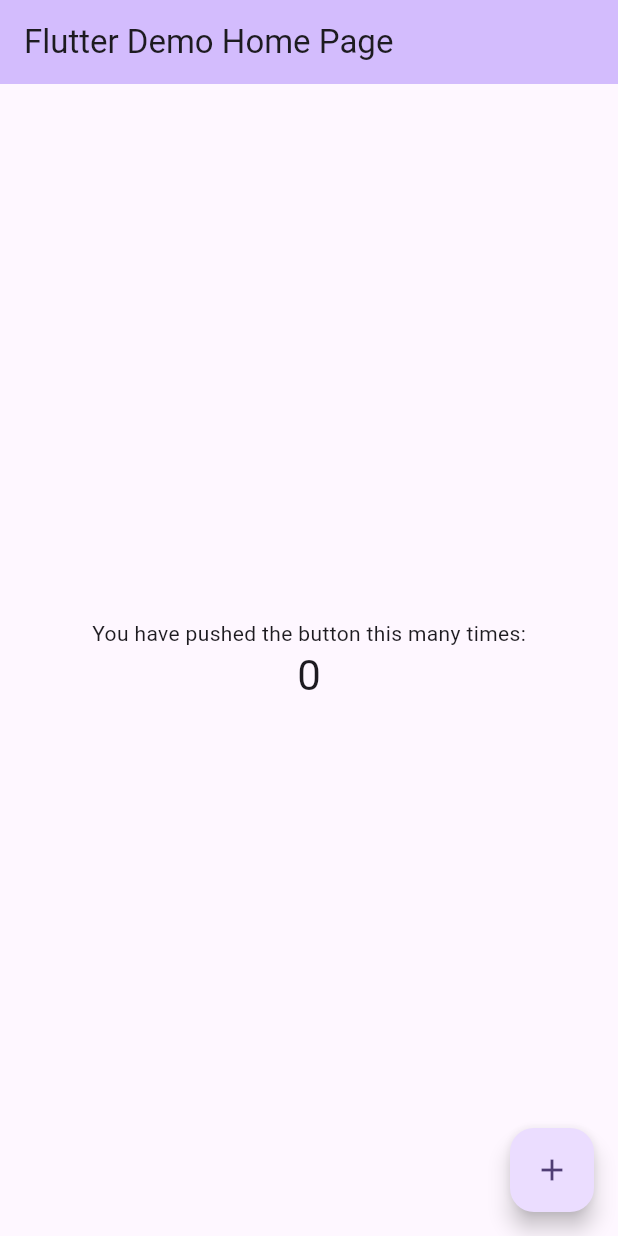
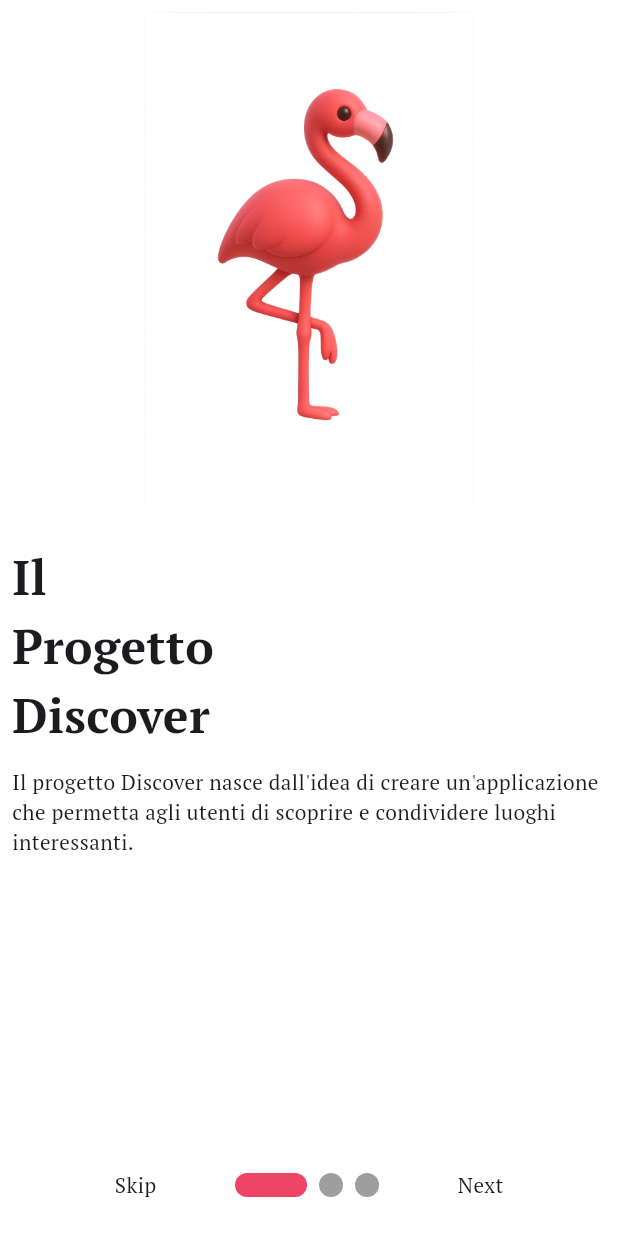
Before and after one commit to AlexTesta00/Discover, a Flutter app: the screen it shows after launch, on a phone screen of 412 x 824 dp. Run offline on Flutter 3.47's test engine with Material 3 defaults, Android fonts, the phone set to English and light mode, and no system bars; drawn by our look-alikes of smooth_page_indicator; our stand-ins replace google_fonts, shared_preferences.

Commit message:
fead: added onboarding page

```diff
--- /dev/null
+++ b/lib/features/onboarding/presentation/pages/onboarding_screen.dart
@@ -0,0 +1,109 @@
+import 'package:discover/config/themes/app_theme.dart';
+import 'package:discover/features/authentication/presentation/pages/authentication_page.dart';
+import 'package:discover/features/onboarding/presentation/widgets/onboarding_builder.dart';
+import 'package:discover/features/onboarding/presentation/widgets/second_intro_page.dart';
+import 'package:discover/features/onboarding/presentation/widgets/third_intro_page.dart';
+import 'package:flutter/material.dart';
+import 'package:shared_preferences/shared_preferences.dart';
+import 'package:smooth_page_indicator/smooth_page_indicator.dart';
+
+class OnBoardingScreen extends StatefulWidget {
+  const OnBoardingScreen({super.key});
+
+  @override
+  State<OnBoardingScreen> createState() => _OnBoardingScreenState();
+}
+
+class _OnBoardingScreenState extends State<OnBoardingScreen> {
+
+  final PageController _controller = PageController();
+  static const _numberOfPages = 3;
+  bool _onLastPage = false;
+
+  @override
+  void dispose() {
+    _controller.dispose();
+    super.dispose();
+  }
+
+  @override
+  Widget build(BuildContext context) {
+    return Scaffold(
+      body: Stack(
+        children: [
+          PageView(
+            controller: _controller,
+            onPageChanged: (index) => {
+              setState(() {
+                _onLastPage = (index == _numberOfPages - 1);
+              })
+            },
+            children: [
+              OnboardingBuilder(
+                title: 'Il\nProgetto\nDiscover',
+                description: 'Il progetto Discover nasce dall\'idea di creare un\'applicazione che permetta agli utenti di scoprire e condividere luoghi interessanti.',
+                imagePath: 'assets/images/fenicottero_3d.png',
+              ),
+              OnboardingBuilder(
+                title: 'Ricerca\nSviluppo\nSostenibilità',
+                description: 'Il progetto discover nasce dall’esigenza di fare qualcosa, in modo carino e confortevole senza che nessun animale venga maltrattato, sopratutto quei fenicotteri che sembrano sensibili a qualsiasi cosa, e sembra che sappiano cosa sono delle telecamere e vivono costantemente in un truman show',
+                imagePath: 'assets/images/ricerca_3d.png',
+              ),
+              OnboardingBuilder(
+                title: 'Citizen\nAnd\nScience',
+                description: 'Il progetto discover nasce dall’esigenza di fare qualcosa, in modo carino e confortevole senza che nessun animale venga maltrattato, sopratutto quei fenicotteri che sembrano sensibili a qualsiasi cosa, e sembra che sappiano cosa sono delle telecamere e vivono costantemente in un truman show',
+                imagePath: 'assets/images/citizen_3d.png',
+              ),
+            ],
+          ),
+
+          Container(
+            alignment: Alignment.bottomCenter,
+            padding: const EdgeInsets.all(24.0),
+            child: Row(
+              mainAxisAlignment: MainAxisAlignment.spaceEvenly,
+              children: [
+                GestureDetector(
+                  onTap: () => _controller.jumpToPage(2),
+                  child: Text('Skip')
+                ),
+                SmoothPageIndicator(
+                  controller: _controller,
+                  count: _numberOfPages,
+                  effect: const ExpandingDotsEffect(
+                      dotColor: Colors.black38,
+                      activeDotColor: AppTheme.primaryColor,
+                  ),
+                ),
+                _onLastPage ?
+                GestureDetector(
+                  onTap: () async {
+                    final preference = await SharedPreferences.getInstance();
+                    await preference.setBool('onBoardingComplete', true);
+
+                    if(!mounted) return;
+
+                    Navigator.pushReplacement(
+                      context,
+                      MaterialPageRoute(
+                        builder: (context) => const AuthenticationPage()
+                      ),
+                    );
+                  },
+                  child: Text('Done'),
+                ) :
+                GestureDetector(
+                  onTap: () => _controller.nextPage(
+                      duration: Duration(milliseconds: 500),
+                      curve: Curves.easeIn
+                    ),
+                  child: Text('Next')
+                ),
+              ],
+            )
+          )
+        ],
+      ),
+    );
+  }
+}
--- /dev/null
+++ b/lib/features/onboarding/presentation/widgets/onboarding_builder.dart
@@ -0,0 +1,43 @@
+import 'package:flutter/material.dart';
+import 'package:google_fonts/google_fonts.dart';
+
+class OnboardingBuilder extends StatelessWidget {
+
+  final String title;
+  final String description;
+  final String imagePath;
+
+  const OnboardingBuilder({super.key, required this.title, required this.description, required this.imagePath});
+
+  @override
+  Widget build(BuildContext context) {
+    return Container(
+      color: Colors.white,
+      child: Padding(
+        padding: const EdgeInsets.all(8.0),
+        child: Column(
+          mainAxisAlignment: MainAxisAlignment.start,
+          crossAxisAlignment: CrossAxisAlignment.start,
+          children: [
+            Image.asset(
+              imagePath,
+              fit: BoxFit.contain,
+              width: double.infinity,
+              height: MediaQuery.of(context).size.height * 0.4,
+              alignment: Alignment.center,
+            ),
+            const SizedBox(height: 24),
+            Text(title, style: GoogleFonts.ptSerif(
+              fontSize: 32,
+              fontWeight: FontWeight.bold
+            ),
+              textAlign: TextAlign.left
+            ),
+            const SizedBox(height: 12),
+            Text(description, style: Theme.of(context).textTheme.bodyMedium, textAlign: TextAlign.left),
+          ],
+        ),
+      ),
+    );
+  }
+}
--- a/lib/main.dart
+++ b/lib/main.dart
@@ -1,122 +1,30 @@
+import 'package:discover/config/themes/app_theme.dart';
+import 'package:discover/features/authentication/presentation/pages/authentication_page.dart';
+import 'package:discover/features/onboarding/presentation/pages/onboarding_screen.dart';
 import 'package:flutter/material.dart';
+import 'package:shared_preferences/shared_preferences.dart';
 
-void main() {
-  runApp(const MyApp());
+Future main() async {
+  WidgetsFlutterBinding.ensureInitialized();
+
+  final sharedPreferences = await SharedPreferences.getInstance();
+  final isFirstRun = sharedPreferences.getBool('onBoardingComplete') ?? true;
+
+  runApp(MyApp(isFirstRun: isFirstRun));
 }
 
 class MyApp extends StatelessWidget {
-  const MyApp({super.key});
 
-  // This widget is the root of your application.
+  final bool isFirstRun;
+
+  const MyApp({super.key, required this.isFirstRun});
+
   @override
   Widget build(BuildContext context) {
     return MaterialApp(
       title: 'Flutter Demo',
-      theme: ThemeData(
-        // This is the theme of your application.
-        //
-        // TRY THIS: Try running your application with "flutter run". You'll see
-        // the application has a purple toolbar. Then, without quitting the app,
-        // try changing the seedColor in the colorScheme below to Colors.green
-        // and then invoke "hot reload" (save your changes or press the "hot
-        // reload" button in a Flutter-supported IDE, or press "r" if you used
-        // the command line to start the app).
-        //
-        // Notice that the counter didn't reset back to zero; the application
-        // state is not lost during the reload. To reset the state, use hot
-        // restart instead.
-        //
-        // This works for code too, not just values: Most code changes can be
-        // tested with just a hot reload.
-        colorScheme: ColorScheme.fromSeed(seedColor: Colors.deepPurple),
-      ),
-      home: const MyHomePage(title: 'Flutter Demo Home Page'),
+      theme: AppTheme.lightTheme,
+      home: isFirstRun ? const OnBoardingScreen() : const AuthenticationPage(),
     );
   }
 }
-
-class MyHomePage extends StatefulWidget {
-  const MyHomePage({super.key, required this.title});
-
-  // This widget is the home page of your application. It is stateful, meaning
-  // that it has a State object (defined below) that contains fields that affect
-  // how it looks.
-
-  // This class is the configuration for the state. It holds the values (in this
-  // case the title) provided by the parent (in this case the App widget) and
-  // used by the build method of the State. Fields in a Widget subclass are
-  // always marked "final".
-
-  final String title;
-
-  @override
-  State<MyHomePage> createState() => _MyHomePageState();
-}
-
-class _MyHomePageState extends State<MyHomePage> {
-  int _counter = 0;
-
-  void _incrementCounter() {
-    setState(() {
-      // This call to setState tells the Flutter framework that something has
-      // changed in this State, which causes it to rerun the build method below
-      // so that the display can reflect the updated values. If we changed
-      // _counter without calling setState(), then the build method would not be
-      // called again, and so nothing would appear to happen.
-      _counter++;
-    });
-  }
-
-  @override
-  Widget build(BuildContext context) {
-    // This method is rerun every time setState is called, for instance as done
-    // by the _incrementCounter method above.
-    //
-    // The Flutter framework has been optimized to make rerunning build methods
-    // fast, so that you can just rebuild anything that needs updating rather
-    // than having to individually change instances of widgets.
-    return Scaffold(
-      appBar: AppBar(
-        // TRY THIS: Try changing the color here to a specific color (to
-        // Colors.amber, perhaps?) and trigger a hot reload to see the AppBar
-        // change color while the other colors stay the same.
-        backgroundColor: Theme.of(context).colorScheme.inversePrimary,
-        // Here we take the value from the MyHomePage object that was created by
-        // the App.build method, and use it to set our appbar title.
-        title: Text(widget.title),
-      ),
-      body: Center(
-        // Center is a layout widget. It takes a single child and positions it
-        // in the middle of the parent.
-        child: Column(
-          // Column is also a layout widget. It takes a list of children and
-          // arranges them vertically. By default, it sizes itself to fit its
-          // children horizontally, and tries to be as tall as its parent.
-          //
-          // Column has various properties to control how it sizes itself and
-          // how it positions its children. Here we use mainAxisAlignment to
-          // center the children vertically; the main axis here is the vertical
-          // axis because Columns are vertical (the cross axis would be
-          // horizontal).
-          //
-          // TRY THIS: Invoke "debug painting" (choose the "Toggle Debug Paint"
-          // action in the IDE, or press "p" in the console), to see the
-          // wireframe for each widget.
-          mainAxisAlignment: MainAxisAlignment.center,
-          children: <Widget>[
-            const Text('You have pushed the button this many times:'),
-            Text(
-              '$_counter',
-              style: Theme.of(context).textTheme.headlineMedium,
-            ),
-          ],
-        ),
-      ),
-      floatingActionButton: FloatingActionButton(
-        onPressed: _incrementCounter,
-        tooltip: 'Increment',
-        child: const Icon(Icons.add),
-      ), // This trailing comma makes auto-formatting nicer for build methods.
-    );
-  }
-}
```
Also changed, not shown: lib/features/authentication/presentation/pages/authentication_page.dart (added, +22 -0 lines), lib/features/onboarding/presentation/widgets/first_intro_page.dart (added, +11 -0 lines), lib/features/onboarding/presentation/widgets/second_intro_page.dart (added, +11 -0 lines), lib/features/onboarding/presentation/widgets/third_intro_page.dart (added, +11 -0 lines).
